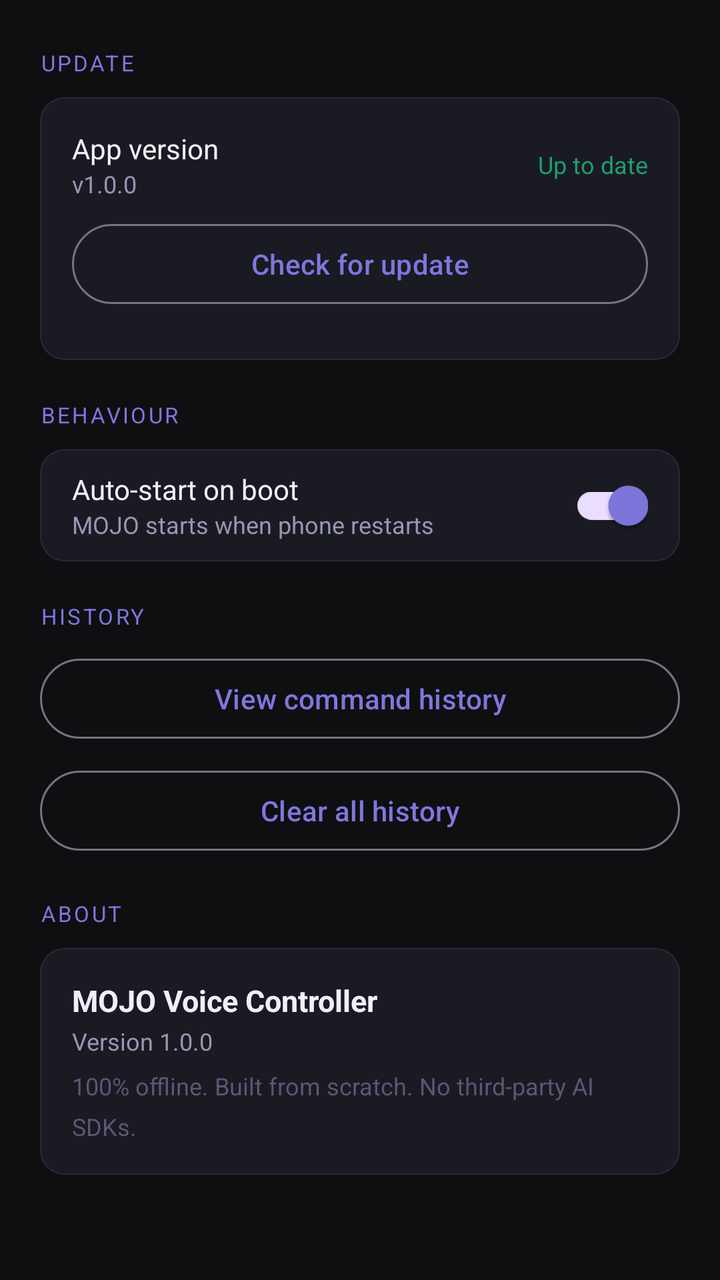
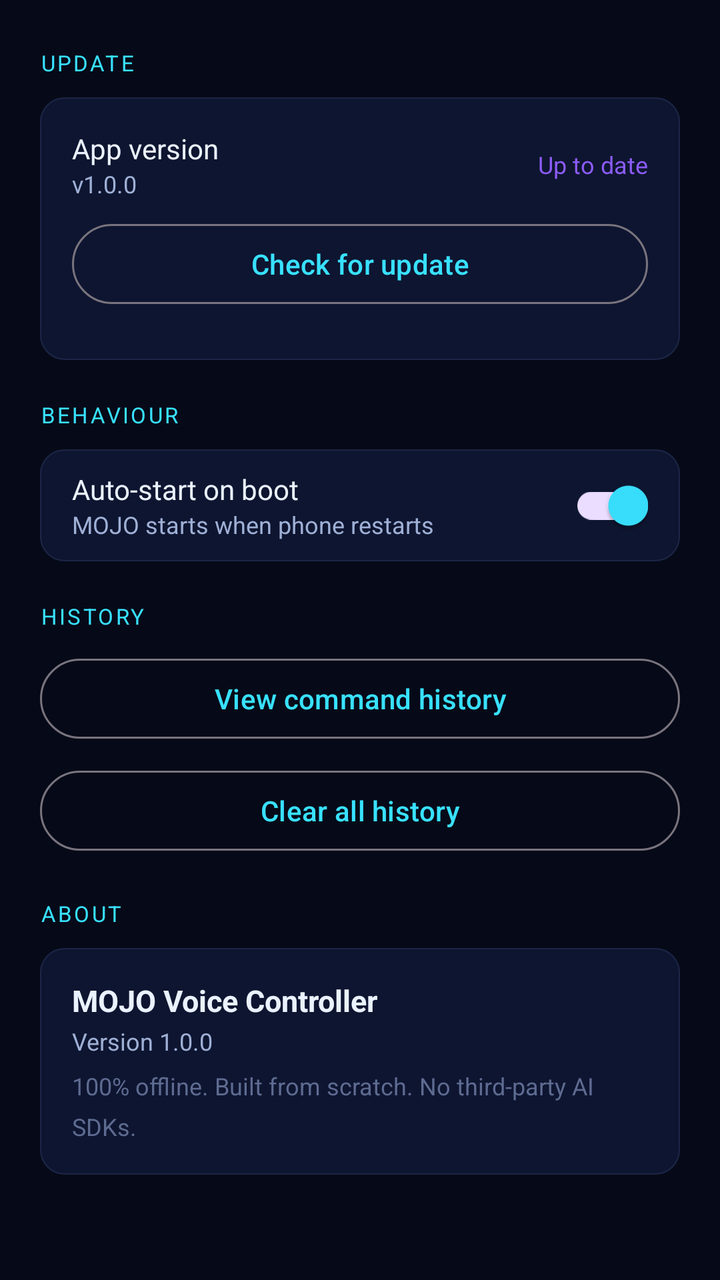

An Android layout rendered at two revisions. The XML below is the earlier revision; the diff shows what the commit changed to produce the second picture.
<!-- AndroidManifest.xml: activity theme Theme.Mojo.WithActionBar -->
<!-- res/layout/activity_settings.xml -->
<?xml version="1.0" encoding="utf-8"?>
<ScrollView xmlns:android="http://schemas.android.com/apk/res/android"
    android:layout_width="match_parent"
    android:layout_height="match_parent"
    android:background="@color/bg_dark">

    <LinearLayout
        android:layout_width="match_parent"
        android:layout_height="wrap_content"
        android:orientation="vertical"
        android:padding="20dp">

        
        <TextView
            android:layout_width="wrap_content"
            android:layout_height="wrap_content"
            android:text="UPDATE"
            android:textSize="11sp"
            android:textColor="@color/mojo_purple"
            android:letterSpacing="0.1"
            android:layout_marginBottom="10dp"
            android:layout_marginTop="4dp"/>

        <LinearLayout
            android:layout_width="match_parent"
            android:layout_height="wrap_content"
            android:background="@drawable/bg_card"
            android:orientation="vertical"
            android:padding="16dp"
            android:layout_marginBottom="20dp">

            <LinearLayout
                android:layout_width="match_parent"
                android:layout_height="wrap_content"
                android:orientation="horizontal"
                android:gravity="center_vertical"
                android:layout_marginBottom="8dp">

                <LinearLayout
                    android:layout_width="0dp"
                    android:layout_height="wrap_content"
                    android:layout_weight="1"
                    android:orientation="vertical">

                    <TextView
                        android:layout_width="wrap_content"
                        android:layout_height="wrap_content"
                        android:text="App version"
                        android:textSize="14sp"
                        android:textColor="@color/text_primary"/>

                    <TextView
                        android:id="@+id/tvCurrentVersion"
                        android:layout_width="wrap_content"
                        android:layout_height="wrap_content"
                        android:text="v1.0.0"
                        android:textSize="12sp"
                        android:textColor="@color/text_secondary"/>

                </LinearLayout>

                <TextView
                    android:id="@+id/tvUpdateBadge"
                    android:layout_width="wrap_content"
                    android:layout_height="wrap_content"
                    android:text="Up to date"
                    android:textSize="12sp"
                    android:textColor="@color/mojo_teal"
                    android:visibility="visible"/>

            </LinearLayout>

            <Button
                android:id="@+id/btnCheckUpdate"
                android:layout_width="match_parent"
                android:layout_height="48dp"
                android:text="Check for update"
                android:textSize="14sp"
                style="@style/Widget.Material3.Button.OutlinedButton"
                android:layout_marginBottom="8dp"/>

            <Button
                android:id="@+id/btnDownloadUpdate"
                android:layout_width="match_parent"
                android:layout_height="48dp"
                android:text="Download and install update"
                android:textSize="14sp"
                android:visibility="gone"/>

        </LinearLayout>

        
        <TextView
            android:layout_width="wrap_content"
            android:layout_height="wrap_content"
            android:text="BEHAVIOUR"
            android:textSize="11sp"
            android:textColor="@color/mojo_purple"
            android:letterSpacing="0.1"
            android:layout_marginBottom="10dp"/>

        <LinearLayout
            android:layout_width="match_parent"
            android:layout_height="56dp"
            android:background="@drawable/bg_card"
            android:orientation="horizontal"
            android:gravity="center_vertical"
            android:paddingHorizontal="16dp"
            android:layout_marginBottom="8dp">

            <LinearLayout
                android:layout_width="0dp"
                android:layout_height="wrap_content"
                android:layout_weight="1"
                android:orientation="vertical">

                <TextView
                    android:layout_width="wrap_content"
                    android:layout_height="wrap_content"
                    android:text="Auto-start on boot"
                    android:textSize="14sp"
                    android:textColor="@color/text_primary"/>

                <TextView
                    android:layout_width="wrap_content"
                    android:layout_height="wrap_content"
                    android:text="MOJO starts when phone restarts"
                    android:textSize="12sp"
                    android:textColor="@color/text_secondary"/>

            </LinearLayout>

            <com.google.android.material.switchmaterial.SwitchMaterial
                android:id="@+id/switchAutoStart"
                android:layout_width="wrap_content"
                android:layout_height="wrap_content"
                android:checked="true"/>

        </LinearLayout>

        
        <TextView
            android:layout_width="wrap_content"
            android:layout_height="wrap_content"
            android:text="HISTORY"
            android:textSize="11sp"
            android:textColor="@color/mojo_purple"
            android:letterSpacing="0.1"
            android:layout_marginTop="12dp"
            android:layout_marginBottom="10dp"/>

        <Button
            android:id="@+id/btnViewHistory"
            android:layout_width="match_parent"
            android:layout_height="48dp"
            android:text="View command history"
            android:textSize="14sp"
            android:layout_marginBottom="8dp"
            style="@style/Widget.Material3.Button.OutlinedButton"/>

        <Button
            android:id="@+id/btnClearHistory"
            android:layout_width="match_parent"
            android:layout_height="48dp"
            android:text="Clear all history"
            android:textSize="14sp"
            android:layout_marginBottom="20dp"
            style="@style/Widget.Material3.Button.OutlinedButton"/>

        
        <TextView
            android:layout_width="wrap_content"
            android:layout_height="wrap_content"
            android:text="ABOUT"
            android:textSize="11sp"
            android:textColor="@color/mojo_purple"
            android:letterSpacing="0.1"
            android:layout_marginBottom="10dp"/>

        <LinearLayout
            android:layout_width="match_parent"
            android:layout_height="wrap_content"
            android:background="@drawable/bg_card"
            android:orientation="vertical"
            android:padding="16dp"
            android:layout_marginBottom="32dp">

            <TextView
                android:layout_width="wrap_content"
                android:layout_height="wrap_content"
                android:text="MOJO Voice Controller"
                android:textSize="15sp"
                android:textColor="@color/text_primary"
                android:textStyle="bold"/>

            <TextView
                android:id="@+id/tvAboutVersion"
                android:layout_width="wrap_content"
                android:layout_height="wrap_content"
                android:text="Version 1.0.0"
                android:textSize="12sp"
                android:textColor="@color/text_secondary"
                android:layout_marginTop="2dp"/>

            <TextView
                android:layout_width="wrap_content"
                android:layout_height="wrap_content"
                android:text="100% offline. Built from scratch. No third-party AI SDKs."
                android:textSize="12sp"
                android:textColor="@color/text_muted"
                android:layout_marginTop="6dp"
                android:lineSpacingMultiplier="1.4"/>

        </LinearLayout>

    </LinearLayout>
</ScrollView>
<!-- resources referenced by this layout -->
<resources>
  <color name="bg_dark">#0F0F12</color>
  <color name="mojo_purple">#7F77DD</color>
  <color name="mojo_teal">#1D9E75</color>
  <color name="text_muted">#5A5875</color>
  <color name="text_primary">#F0EFF8</color>
  <color name="text_secondary">#9896B4</color>
  <!-- drawable bg_card (drawable) -->
  <?xml version="1.0" encoding="utf-8"?>
  <shape xmlns:android="http://schemas.android.com/apk/res/android" android:shape="rectangle">
      <solid android:color="@color/bg_card"/>
      <corners android:radius="12dp"/>
      <stroke android:width="0.5dp" android:color="@color/border"/>
  </shape>
  <style name="Theme.Mojo.WithActionBar" parent="Theme.Material3.DayNight">
          <item name="colorPrimary">@color/mojo_purple</item>
          <item name="colorPrimaryVariant">@color/mojo_purple_dark</item>
          <item name="colorOnPrimary">@color/text_primary</item>
          <item name="colorSecondary">@color/mojo_teal</item>
          <item name="android:colorBackground">@color/bg_dark</item>
          <item name="android:windowBackground">@color/bg_dark</item>
          <item name="android:statusBarColor">@color/bg_dark</item>
          <item name="android:navigationBarColor">@color/bg_dark</item>
          <item name="android:textColorPrimary">@color/text_primary</item>
          <item name="android:textColorSecondary">@color/text_secondary</item>
      </style>
  <color name="bg_card">#1A1A22</color>
  <color name="border">#2A2A38</color>
  <color name="mojo_purple_dark">#534AB7</color>
</resources>

<!-- the commit's change to res/layout/activity_settings.xml (unified diff, before → after) -->
@@ -16,7 +16,7 @@
             android:layout_height="wrap_content"
             android:text="UPDATE"
             android:textSize="11sp"
-            android:textColor="@color/mojo_purple"
+            android:textColor="@color/mojo_primary"
             android:letterSpacing="0.1"
             android:layout_marginBottom="10dp"
             android:layout_marginTop="4dp"/>
@@ -65,7 +65,7 @@
                     android:layout_height="wrap_content"
                     android:text="Up to date"
                     android:textSize="12sp"
-                    android:textColor="@color/mojo_teal"
+                    android:textColor="@color/mojo_accent"
                     android:visibility="visible"/>
 
             </LinearLayout>
@@ -95,7 +95,7 @@
             android:layout_height="wrap_content"
             android:text="BEHAVIOUR"
             android:textSize="11sp"
-            android:textColor="@color/mojo_purple"
+            android:textColor="@color/mojo_primary"
             android:letterSpacing="0.1"
             android:layout_marginBottom="10dp"/>
 
@@ -144,7 +144,7 @@
             android:layout_height="wrap_content"
             android:text="HISTORY"
             android:textSize="11sp"
-            android:textColor="@color/mojo_purple"
+            android:textColor="@color/mojo_primary"
             android:letterSpacing="0.1"
             android:layout_marginTop="12dp"
             android:layout_marginBottom="10dp"/>
@@ -173,7 +173,7 @@
             android:layout_height="wrap_content"
             android:text="ABOUT"
             android:textSize="11sp"
-            android:textColor="@color/mojo_purple"
+            android:textColor="@color/mojo_primary"
             android:letterSpacing="0.1"
             android:layout_marginBottom="10dp"/>
 
<!-- resource entries referenced after the edit -->
@@ -1,11 +1,11 @@
 <!-- resources referenced by this layout -->
 <resources>
-  <color name="bg_dark">#0F0F12</color>
-  <color name="mojo_purple">#7F77DD</color>
-  <color name="mojo_teal">#1D9E75</color>
-  <color name="text_muted">#5A5875</color>
-  <color name="text_primary">#F0EFF8</color>
-  <color name="text_secondary">#9896B4</color>
+  <color name="bg_dark">#060A18</color>
+  <color name="mojo_accent">#8B5CF6</color>
+  <color name="mojo_primary">#38E1FF</color>
+  <color name="text_muted">#5E6B91</color>
+  <color name="text_primary">#EAF2FF</color>
+  <color name="text_secondary">#9FB0D6</color>
   <!-- drawable bg_card (drawable) -->
   <?xml version="1.0" encoding="utf-8"?>
   <shape xmlns:android="http://schemas.android.com/apk/res/android" android:shape="rectangle">
@@ -14,10 +14,10 @@
       <stroke android:width="0.5dp" android:color="@color/border"/>
   </shape>
   <style name="Theme.Mojo.WithActionBar" parent="Theme.Material3.DayNight">
-          <item name="colorPrimary">@color/mojo_purple</item>
-          <item name="colorPrimaryVariant">@color/mojo_purple_dark</item>
-          <item name="colorOnPrimary">@color/text_primary</item>
-          <item name="colorSecondary">@color/mojo_teal</item>
+          <item name="colorPrimary">@color/mojo_primary</item>
+          <item name="colorPrimaryVariant">@color/mojo_primary_dark</item>
+          <item name="colorOnPrimary">@color/mojo_on_primary</item>
+          <item name="colorSecondary">@color/mojo_accent</item>
           <item name="android:colorBackground">@color/bg_dark</item>
           <item name="android:windowBackground">@color/bg_dark</item>
           <item name="android:statusBarColor">@color/bg_dark</item>
@@ -25,8 +25,9 @@
           <item name="android:textColorPrimary">@color/text_primary</item>
           <item name="android:textColorSecondary">@color/text_secondary</item>
       </style>
-  <color name="bg_card">#1A1A22</color>
-  <color name="border">#2A2A38</color>
-  <color name="mojo_purple_dark">#534AB7</color>
+  <color name="bg_card">#0E1530</color>
+  <color name="border">#1C2647</color>
+  <color name="mojo_primary_dark">#14A9C9</color>
+  <color name="mojo_on_primary">#04121F</color>
 </resources>
 
